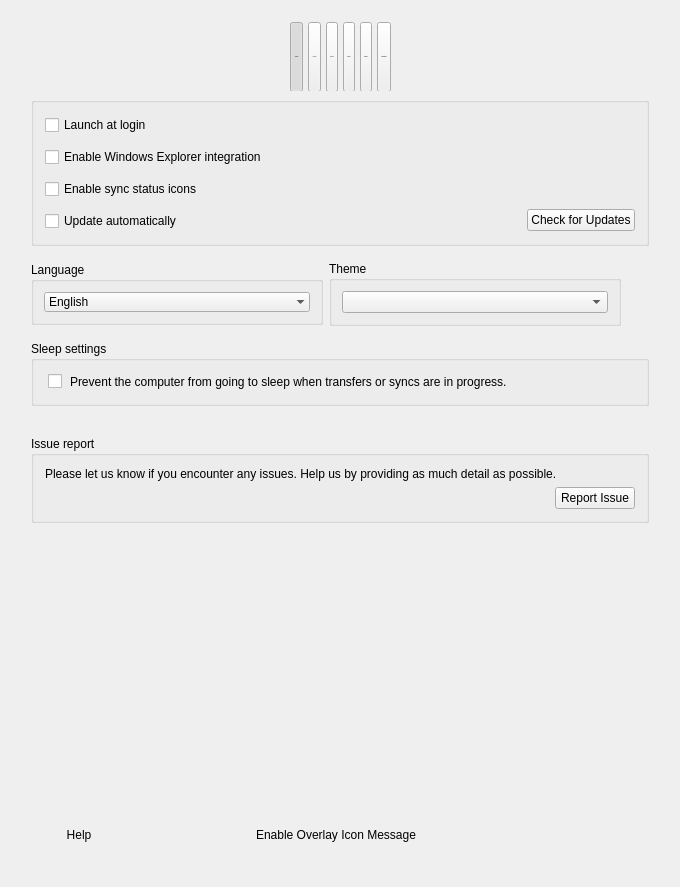
The window that src/MEGASync/gui/ui/SettingsDialog.ui (meganz/MEGAsync) describes before a commit, drawn with Qt 5.
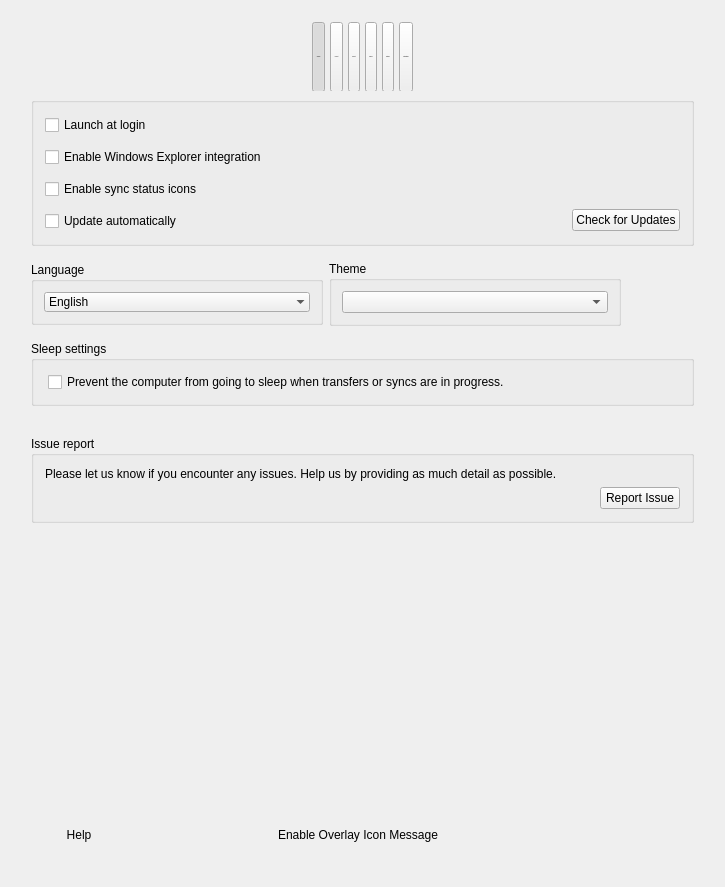
The same window after the commit. Icons and pictures are not drawn. Custom widgets are drawn as their Qt base class.

Commit message: SNC-3941 : Apply agreed solution for checkbox sleepmode.

```diff
--- a/src/MEGASync/gui/ui/SettingsDialog.ui
+++ b/src/MEGASync/gui/ui/SettingsDialog.ui
@@ -6,13 +6,13 @@
    <rect>
     <x>0</x>
     <y>0</y>
-    <width>680</width>
+    <width>725</width>
     <height>887</height>
    </rect>
   </property>
   <property name="minimumSize">
    <size>
-    <width>680</width>
+    <width>725</width>
     <height>887</height>
    </size>
   </property>
@@ -914,50 +914,17 @@
            <number>14</number>
           </property>
           <item>
-           <layout class="QHBoxLayout" name="horizontalLayout_6" stretch="0,0,1">
-            <property name="spacing">
-             <number>0</number>
-            </property>
-            <item>
              <widget class="QCheckBox" name="cbSleepMode">
               <property name="cursor">
                <cursorShape>PointingHandCursor</cursorShape>
               </property>
               <property name="text">
-               <string/>
-              </property>
-              <property name="type" stdset="0">
-               <string notr="true">mega</string>
-              </property>
-             </widget>
-            </item>
-            <item>
-             <spacer name="horizontalSpacer_7">
-              <property name="orientation">
-               <enum>Qt::Horizontal</enum>
-              </property>
-              <property name="sizeType">
-               <enum>QSizePolicy::Maximum</enum>
-              </property>
-              <property name="sizeHint" stdset="0">
-               <size>
-                <width>8</width>
-                <height>20</height>
-               </size>
-              </property>
-             </spacer>
-            </item>
-            <item>
-             <widget class="QLabel" name="label_3">
-              <property name="text">
                <string>Prevent the computer from going to sleep when transfers or syncs are in progress.</string>
               </property>
-              <property name="wordWrap">
-               <bool>true</bool>
-              </property>
-             </widget>
-            </item>
-           </layout>
+            <property name="type" stdset="0">
+             <string notr="true">mega</string>
+            </property>
+           </widget>
           </item>
          </layout>
         </widget>
```
Left out of the diff: 5 changed lines with no effect on the pictures. Lines whose indentation alone changed are shown as unchanged.
